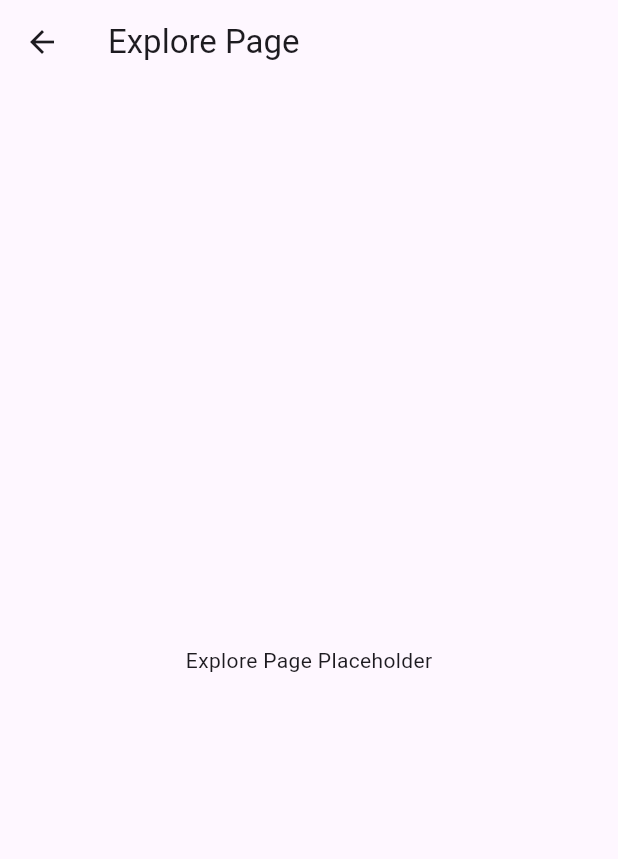
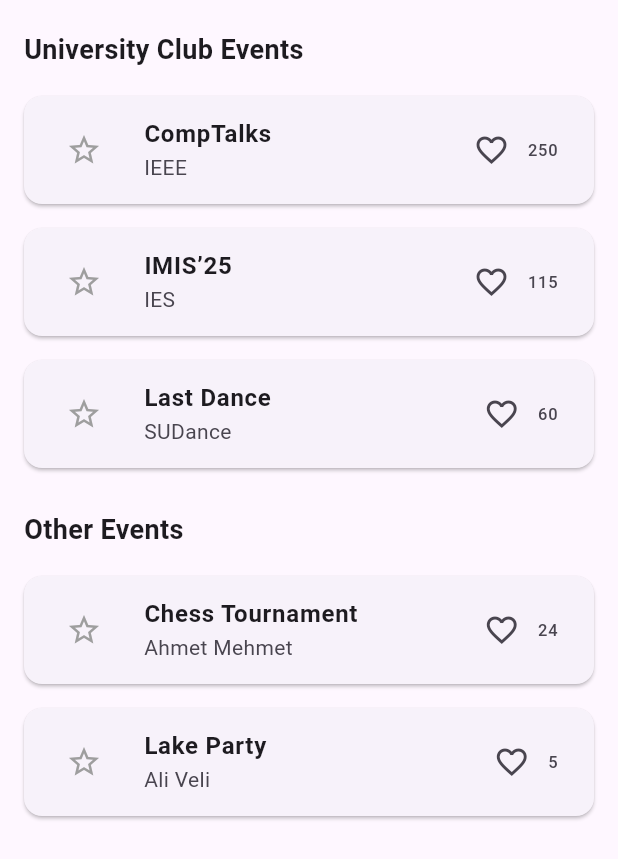
Before and after one commit to DenizGurleyen/SuEvent-310, a Flutter app: the ExplorePage screen opened by its route, on a phone screen of 412 x 824 dp. Shown: the top 859 px of the screen. Run offline on Flutter 3.47's test engine with Material 3 defaults, Android fonts, the phone set to English and light mode, and no system bars; Roboto replaces fonts that are missing (Poppins).

```diff
--- a/lib/screens/explore_page.dart
+++ b/lib/screens/explore_page.dart
@@ -1,13 +1,86 @@
 import 'package:flutter/material.dart';
 
-class ExplorePage extends StatelessWidget {
+class ExplorePage extends StatefulWidget {
   const ExplorePage({super.key});
+
+  @override
+  State<ExplorePage> createState() => _ExplorePageState();
+}
+
+class _ExplorePageState extends State<ExplorePage> {
+  final List<Map<String, dynamic>> universityEvents = [
+    {'title': 'CompTalks', 'club': 'IEEE', 'likes': 250, 'liked': false, 'favorited': false},
+    {'title': 'IMIS’25', 'club': 'IES', 'likes': 115, 'liked': false, 'favorited': false},
+    {'title': 'Last Dance', 'club': 'SUDance', 'likes': 60, 'liked': false, 'favorited': false},
+  ];
+
+  final List<Map<String, dynamic>> otherEvents = [
+    {'title': 'Chess Tournament', 'organizer': 'Ahmet Mehmet', 'likes': 24, 'liked': false, 'favorited': false},
+    {'title': 'Lake Party', 'organizer': 'Ali Veli', 'likes': 5, 'liked': false, 'favorited': false},
+  ];
+
+  void toggleLike(List<Map<String, dynamic>> events, int index) {
+    setState(() {
+      events[index]['liked'] = !events[index]['liked'];
+      events[index]['likes'] += events[index]['liked'] ? 1 : -1;
+    });
+  }
+
+  void toggleFavorite(List<Map<String, dynamic>> events, int index) {
+    setState(() {
+      events[index]['favorited'] = !events[index]['favorited'];
+    });
+  }
+
+  Widget buildEventList(String title, List<Map<String, dynamic>> events, bool isClubEvent) {
+    return Column(
+      crossAxisAlignment: CrossAxisAlignment.start,
+      children: [
+        const SizedBox(height: 20),
+        Padding(
+          padding: const EdgeInsets.symmetric(horizontal: 16),
+          child: Text(title, style: const TextStyle(fontSize: 18, fontWeight: FontWeight.bold)),
+        ),
+        const SizedBox(height: 10),
+        ...List.generate(events.length, (index) {
+          final event = events[index];
+          return Card(
+            margin: const EdgeInsets.symmetric(vertical: 8, horizontal: 16),
+            child: ListTile(
+              leading: IconButton(
+                icon: Icon(event['favorited'] ? Icons.star : Icons.star_border,
+                    color: event['favorited'] ? Colors.amber : Colors.grey),
+                onPressed: () => toggleFavorite(events, index),
+              ),
+              title: Text(event['title'], style: const TextStyle(fontWeight: FontWeight.bold)),
+              subtitle: Text(isClubEvent ? event['club'] : event['organizer']),
+              trailing: Row(
+                mainAxisSize: MainAxisSize.min,
+                children: [
+                  IconButton(
+                    icon: Icon(event['liked'] ? Icons.favorite : Icons.favorite_border),
+                    color: event['liked'] ? Colors.red : null,
+                    onPressed: () => toggleLike(events, index),
+                  ),
+                  Text(event['likes'].toString()),
+                ],
+              ),
+            ),
+          );
+        }),
+      ],
+    );
+  }
 
   @override
   Widget build(BuildContext context) {
     return Scaffold(
-      appBar: AppBar(title: const Text("Explore Page")),
-      body: const Center(child: Text("Explore Page Placeholder")),
+      body: ListView(
+        children: [
+          buildEventList('University Club Events', universityEvents, true),
+          buildEventList('Other Events', otherEvents, false),
+        ],
+      ),
     );
   }
 }
```
